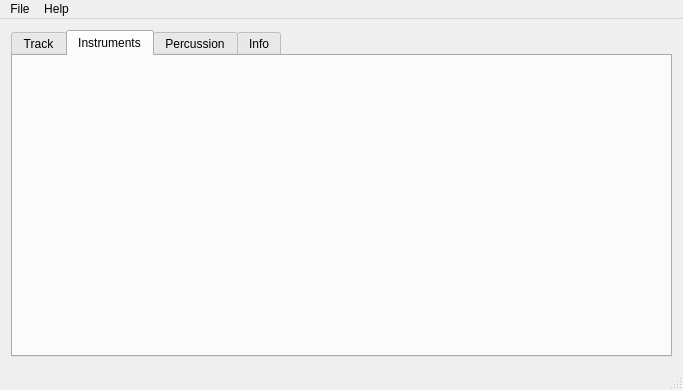
Qt form mainwindow.ui (steux/tiatracker) before a commit.
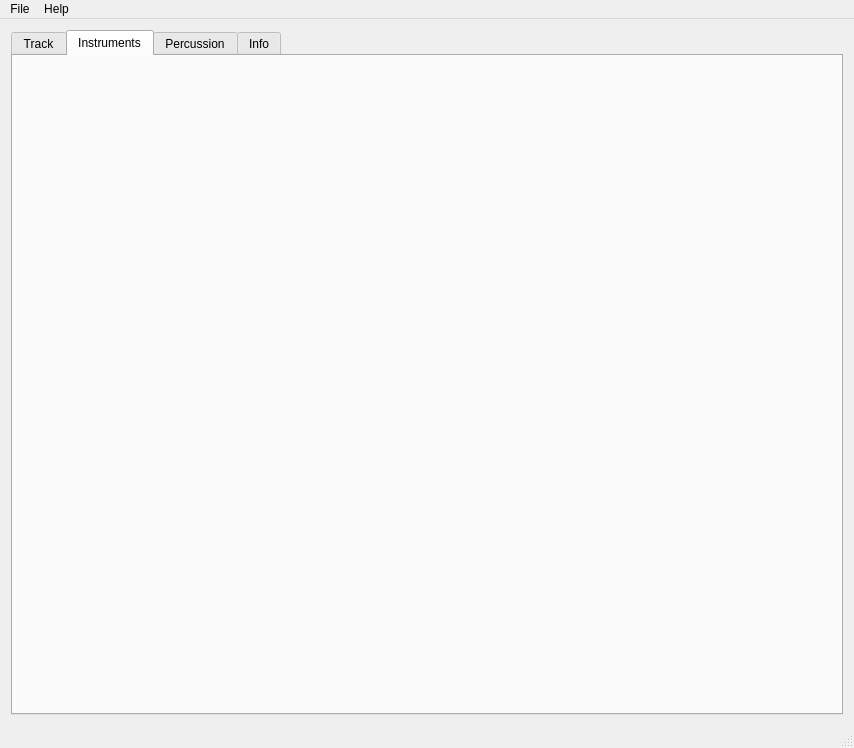
The same form after that commit.

Commit message: - added file for notes - played around with widgets

What changed in the file:
```diff
--- a/mainwindow.ui
+++ b/mainwindow.ui
@@ -6,8 +6,8 @@
    <rect>
     <x>0</x>
     <y>0</y>
-    <width>683</width>
-    <height>390</height>
+    <width>854</width>
+    <height>748</height>
    </rect>
   </property>
   <property name="windowTitle">
@@ -49,7 +49,7 @@
     <rect>
      <x>0</x>
      <y>0</y>
-     <width>683</width>
+     <width>854</width>
      <height>21</height>
     </rect>
    </property>
```
The commit also changes 1 other file.
